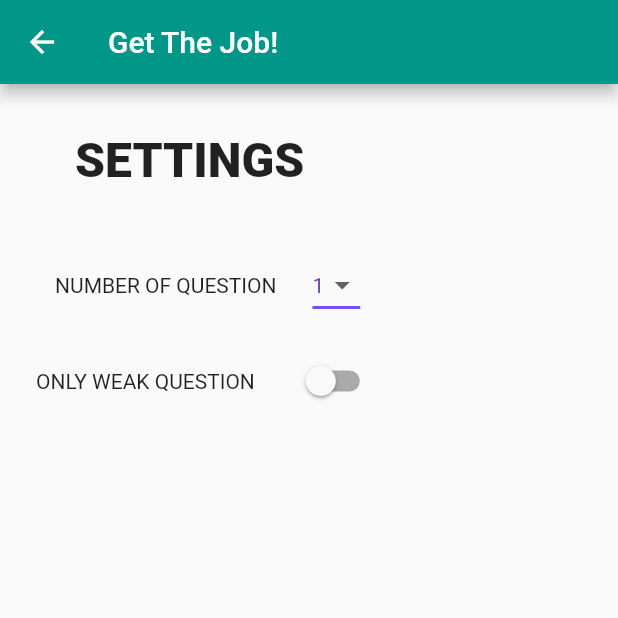
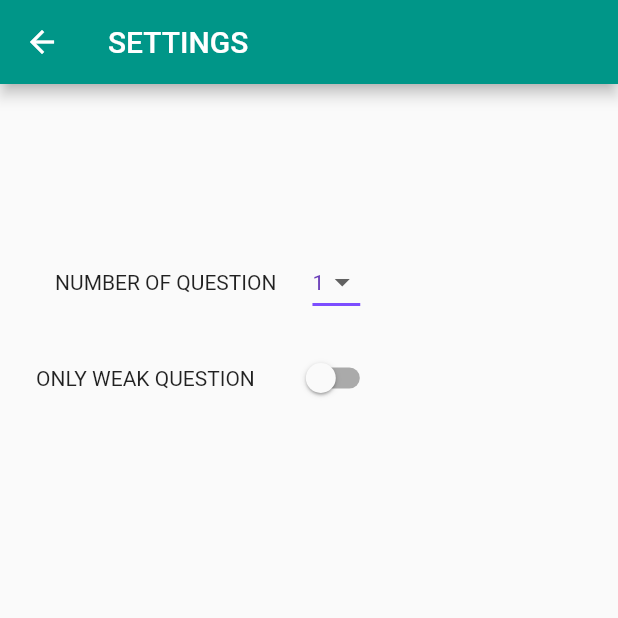
Before and after one commit to JobInterviewPractice/job_interview_practice, a Flutter app: the screen it shows after launch, after a tap on "Setting", on a phone screen of 412 x 824 dp, the top half of it. Run offline on Flutter 3.47's test engine with Material 2 defaults, Android fonts, the light colour scheme and no system bars; our stand-ins replace cloud_firestore, dartz, equatable, firebase_core, flutter_bloc, get_it and 1 more; accounts and stored records are empty.

Commit message:
change each page's appBar  widget

```diff
--- a/lib/core/presentation/common_widgets/appBar.dart
+++ b/lib/core/presentation/common_widgets/appBar.dart
@@ -3,11 +3,11 @@ import 'package:flutter/material.dart';
 class MyAppBar extends AppBar {
   final String appBarTitle;
 
-  MyAppBar({this.appBarTitle = 'Get The Job!'})
+  MyAppBar({this.appBarTitle})
       : super(
           backgroundColor: Colors.teal,
           title: Text(
-            'Get The Job!',
+            appBarTitle,
             style: TextStyle(fontSize: 20),
           ),
         );
--- a/lib/feature/edit/presentation/pages/edit_page.dart
+++ b/lib/feature/edit/presentation/pages/edit_page.dart
@@ -5,7 +5,7 @@ class EditPage extends StatelessWidget {
   @override
   Widget build(BuildContext context) {
     return Scaffold(
-      appBar: MyAppBar(),
+      appBar: MyAppBar(appBarTitle: 'EDIT'),
       body: Container(
         padding: EdgeInsets.all(32.0),
         child: Center(
--- a/lib/feature/main/presentation/main_page.dart
+++ b/lib/feature/main/presentation/main_page.dart
@@ -1,9 +1,9 @@
 import 'package:flutter/material.dart';
+import 'package:job_interview_practice/core/presentation/common_widgets/appBar.dart';
 import 'package:job_interview_practice/feature/edit/presentation/pages/edit_page.dart';
 import 'package:job_interview_practice/feature/home/presentation/home_page.dart';
 import 'package:job_interview_practice/feature/setting/presentation/pages/setting_page.dart';
 import 'package:job_interview_practice/feature/start/presentation/pages/start_page.dart';
-import 'package:job_interview_practice/core/presentation/common_widgets/appBar.dart';
 
 class MyApp extends StatefulWidget {
   @override
@@ -21,7 +21,7 @@ class _MyAppState extends State<MyApp> {
       ),
       home: Scaffold(
         backgroundColor: Colors.white,
-        appBar: MyAppBar(),
+        appBar: MyAppBar(appBarTitle: "Get The Job!"),
         body: SafeArea(
           child: Padding(
             padding: EdgeInsets.symmetric(horizontal: 10.0),
--- a/lib/feature/setting/presentation/pages/setting_page.dart
+++ b/lib/feature/setting/presentation/pages/setting_page.dart
@@ -16,26 +16,15 @@ class SettingPage extends StatelessWidget {
         BlocProvider(create: (_) => serviceLocator<SettingsSwitchBloc>())
       ],
       child: Scaffold(
-        appBar: MyAppBar(),
+        appBar: MyAppBar(appBarTitle: 'SETTINGS'),
         body: Row(
           children: [
             Column(
               children: [
                 Column(
                   children: [
-                    Container(
-                      padding: EdgeInsets.all(32.0),
-                      child: Row(
-                        children: [
-                          Text(
-                            'SETTINGS',
-                            style: TextStyle(
-                              fontSize: 32,
-                              fontWeight: FontWeight.w900,
-                            ),
-                          ),
-                        ],
-                      ),
+                    SizedBox(
+                      height: 100,
                     ),
                     Row(
                       children: [
--- a/lib/feature/start/presentation/pages/start_page.dart
+++ b/lib/feature/start/presentation/pages/start_page.dart
@@ -12,7 +12,7 @@ class StartPage extends StatelessWidget {
     return BlocProvider(
       create: (_) => serviceLocator<StartNextBloc>(),
       child: Scaffold(
-        appBar: MyAppBar(),
+        appBar: MyAppBar(appBarTitle: "Get The Job!"),
         body: Column(
           children: [
             SizedBox(
```
